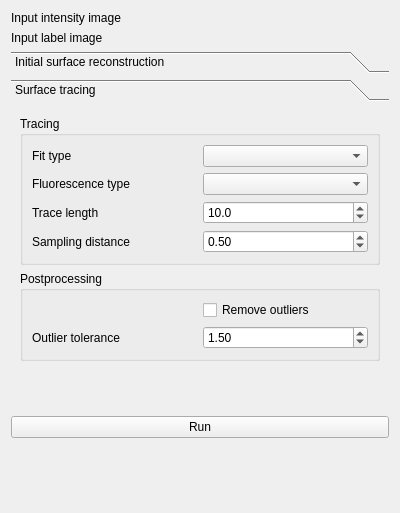
Above: src/napari_stress/_reconstruction/toolbox.ui from campaslab/napari-stress before the change. Below: the same form after it.
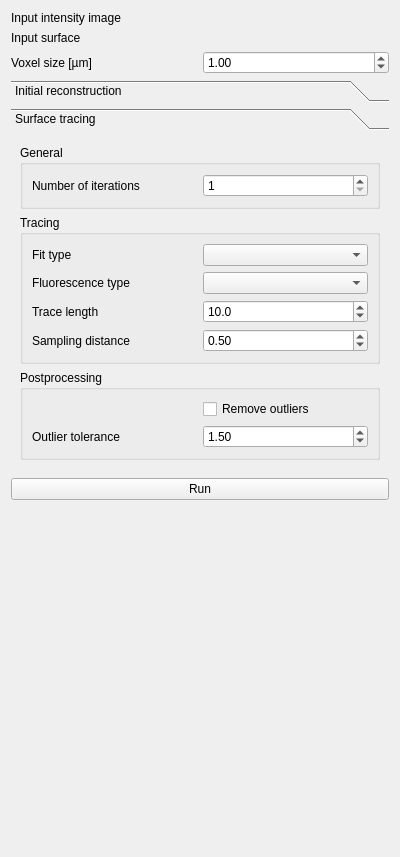
That is the form after the change. The open tabs and pages were chosen to show the change.

Patch:
```diff
--- a/src/napari_stress/_reconstruction/toolbox.ui
+++ b/src/napari_stress/_reconstruction/toolbox.ui
@@ -7,13 +7,40 @@
     <x>0</x>
     <y>0</y>
     <width>400</width>
-    <height>513</height>
+    <height>857</height>
    </rect>
   </property>
   <property name="windowTitle">
    <string>Form</string>
   </property>
   <layout class="QGridLayout" name="gridLayout">
+   <item row="1" column="0">
+    <widget class="QLabel" name="label_4">
+     <property name="text">
+      <string>Input surface</string>
+     </property>
+    </widget>
+   </item>
+   <item row="5" column="0">
+    <spacer name="verticalSpacer_3">
+     <property name="orientation">
+      <enum>Qt::Vertical</enum>
+     </property>
+     <property name="sizeHint" stdset="0">
+      <size>
+       <width>20</width>
+       <height>40</height>
+      </size>
+     </property>
+    </spacer>
+   </item>
+   <item row="4" column="0" colspan="2">
+    <widget class="QPushButton" name="pushButton_run">
+     <property name="text">
+      <string>Run</string>
+     </property>
+    </widget>
+   </item>
    <item row="0" column="0">
     <widget class="QLabel" name="label_3">
      <property name="text">
@@ -21,7 +48,7 @@
      </property>
     </widget>
    </item>
-   <item row="2" column="0" colspan="2">
+   <item row="3" column="0" colspan="2">
     <widget class="QToolBox" name="toolBox">
      <property name="currentIndex">
       <number>0</number>
@@ -36,7 +63,7 @@
        </rect>
       </property>
       <attribute name="label">
-       <string>Initial surface reconstruction</string>
+       <string>Initial reconstruction</string>
       </attribute>
       <layout class="QGridLayout" name="gridLayout_3">
        <item row="0" column="3">
@@ -93,15 +120,15 @@
        <rect>
         <x>0</x>
         <y>0</y>
-        <width>365</width>
-        <height>233</height>
+        <width>382</width>
+        <height>314</height>
        </rect>
       </property>
       <attribute name="label">
        <string>Surface tracing</string>
       </attribute>
       <layout class="QGridLayout" name="gridLayout_2">
-       <item row="0" column="0" colspan="2">
+       <item row="1" column="0" colspan="2">
         <widget class="QGroupBox" name="groupBox">
          <property name="title">
           <string>Tracing</string>
@@ -177,7 +204,20 @@
          </layout>
         </widget>
        </item>
-       <item row="1" column="0" colspan="2">
+       <item row="3" column="0">
+        <spacer name="verticalSpacer_2">
+         <property name="orientation">
+          <enum>Qt::Vertical</enum>
+         </property>
+         <property name="sizeHint" stdset="0">
+          <size>
+           <width>20</width>
+           <height>40</height>
+          </size>
+         </property>
+        </spacer>
+       </item>
+       <item row="2" column="0" colspan="2">
         <widget class="QGroupBox" name="groupBox_2">
          <property name="title">
           <string>Postprocessing</string>
@@ -216,53 +256,53 @@
          </layout>
         </widget>
        </item>
-       <item row="2" column="0">
-        <spacer name="verticalSpacer_2">
-         <property name="orientation">
-          <enum>Qt::Vertical</enum>
+       <item row="0" column="0" colspan="2">
+        <widget class="QGroupBox" name="groupBox_3">
+         <property name="title">
+          <string>General</string>
          </property>
-         <property name="sizeHint" stdset="0">
-          <size>
-           <width>20</width>
-           <height>40</height>
-          </size>
-         </property>
-        </spacer>
+         <layout class="QGridLayout" name="gridLayout_6">
+          <item row="0" column="1">
+           <widget class="QSpinBox" name="spinBox">
+            <property name="minimum">
+             <number>1</number>
+            </property>
+            <property name="maximum">
+             <number>10</number>
+            </property>
+           </widget>
+          </item>
+          <item row="0" column="0">
+           <widget class="QLabel" name="label_12">
+            <property name="text">
+             <string>Number of iterations</string>
+            </property>
+           </widget>
+          </item>
+         </layout>
+        </widget>
        </item>
       </layout>
      </widget>
     </widget>
    </item>
-   <item row="1" column="0">
-    <widget class="QLabel" name="label_4">
-     <property name="text">
-      <string>Input label image</string>
-     </property>
-    </widget>
-   </item>
    <item row="0" column="1">
     <widget class="QWidget" name="widget" native="true"/>
    </item>
-   <item row="4" column="0">
-    <spacer name="verticalSpacer_3">
-     <property name="orientation">
-      <enum>Qt::Vertical</enum>
-     </property>
-     <property name="sizeHint" stdset="0">
-      <size>
-       <width>20</width>
-       <height>40</height>
-      </size>
-     </property>
-    </spacer>
-   </item>
    <item row="1" column="1">
     <widget class="QWidget" name="widget_2" native="true"/>
    </item>
-   <item row="3" column="0" colspan="2">
-    <widget class="QPushButton" name="pushButton_run">
+   <item row="2" column="0">
+    <widget class="QLabel" name="label_11">
      <property name="text">
-      <string>Run</string>
+      <string>Voxel size [µm]</string>
+     </property>
+    </widget>
+   </item>
+   <item row="2" column="1">
+    <widget class="QDoubleSpinBox" name="doubleSpinBox_voxelsize">
+     <property name="value">
+      <double>1.000000000000000</double>
      </property>
     </widget>
    </item>
```
Left out of the diff: 69 changed lines with no effect on the pictures.
